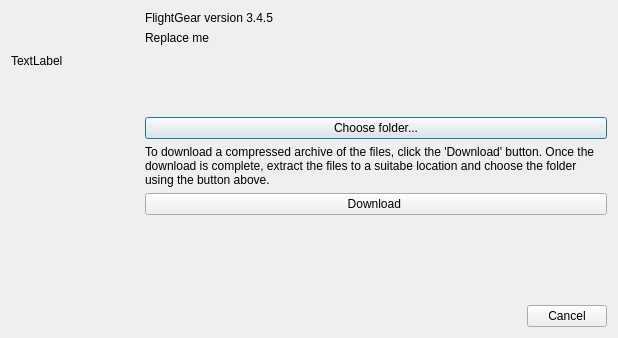
First picture: the form in src/GUI/SetupRootDialog.ui, repository FlightGear/flightgear, before the edit.
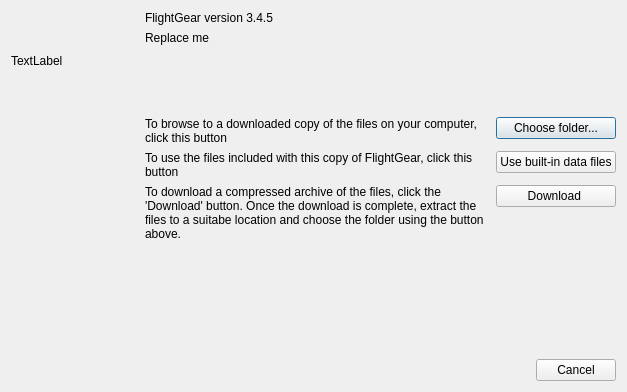
Second picture: the form after the edit.

Commit message:
Improved fg-root control from the Qt Launcher
- add a button to the main dialog, explaining how to adjust the
  fg-root path via the GUI
- tweak the GUI flow to support explicitly changing the path even
  when the default path is acceptable.

The edit to the form file:
```diff
--- a/src/GUI/SetupRootDialog.ui
+++ b/src/GUI/SetupRootDialog.ui
@@ -9,14 +9,27 @@
    <rect>
     <x>0</x>
     <y>0</y>
-    <width>618</width>
-    <height>338</height>
+    <width>627</width>
+    <height>392</height>
    </rect>
   </property>
   <property name="windowTitle">
    <string>Setup required data files</string>
   </property>
-  <layout class="QGridLayout" name="gridLayout" columnstretch="0,1">
+  <layout class="QGridLayout" name="gridLayout" columnstretch="0,1,0">
+   <item row="7" column="1">
+    <spacer name="verticalSpacer">
+     <property name="orientation">
+      <enum>Qt::Vertical</enum>
+     </property>
+     <property name="sizeHint" stdset="0">
+      <size>
+       <width>20</width>
+       <height>40</height>
+      </size>
+     </property>
+    </spacer>
+   </item>
    <item row="0" column="0" rowspan="2">
     <widget class="QLabel" name="bigIcon">
      <property name="minimumSize">
@@ -30,24 +43,38 @@
      </property>
     </widget>
    </item>
-   <item row="4" column="1">
+   <item row="8" column="1" colspan="2">
+    <widget class="QDialogButtonBox" name="buttonBox">
+     <property name="orientation">
+      <enum>Qt::Horizontal</enum>
+     </property>
+     <property name="standardButtons">
+      <set>QDialogButtonBox::Cancel</set>
+     </property>
+    </widget>
+   </item>
+   <item row="0" column="1" colspan="2">
+    <widget class="QLabel" name="versionLabel">
+     <property name="text">
+      <string>FlightGear version 3.4.5</string>
+     </property>
+    </widget>
+   </item>
+   <item row="3" column="2" alignment="Qt::AlignTop">
+    <widget class="QPushButton" name="useDefaultsButton">
+     <property name="text">
+      <string>Use built-in data files</string>
+     </property>
+    </widget>
+   </item>
+   <item row="6" column="2" alignment="Qt::AlignTop">
     <widget class="QPushButton" name="downloadButton">
      <property name="text">
       <string>Download </string>
      </property>
     </widget>
    </item>
-   <item row="3" column="1">
-    <widget class="QLabel" name="label_2">
-     <property name="text">
-      <string>To download a compressed archive of the files, click the 'Download' button. Once the download is complete, extract the files to a suitabe location and choose the folder using the button above.</string>
-     </property>
-     <property name="wordWrap">
-      <bool>true</bool>
-     </property>
-    </widget>
-   </item>
-   <item row="1" column="1">
+   <item row="1" column="1" colspan="2">
     <widget class="QLabel" name="promptText">
      <property name="minimumSize">
       <size>
@@ -66,7 +93,7 @@
      </property>
     </widget>
    </item>
-   <item row="2" column="1">
+   <item row="2" column="2" alignment="Qt::AlignTop">
     <widget class="QPushButton" name="browseButton">
      <property name="text">
       <string>Choose folder...</string>
@@ -76,35 +103,35 @@
      </property>
     </widget>
    </item>
-   <item row="0" column="1">
-    <widget class="QLabel" name="versionLabel">
+   <item row="3" column="1">
+    <widget class="QLabel" name="useDefaultLabel">
      <property name="text">
-      <string>FlightGear version 3.4.5</string>
+      <string>To use the files included with this copy of FlightGear, click this button</string>
      </property>
+     <property name="wordWrap">
+      <bool>true</bool>
+     </property>
     </widget>
    </item>
-   <item row="6" column="0" colspan="2">
-    <widget class="QDialogButtonBox" name="buttonBox">
-     <property name="orientation">
-      <enum>Qt::Horizontal</enum>
+   <item row="6" column="1">
+    <widget class="QLabel" name="label_2">
+     <property name="text">
+      <string>To download a compressed archive of the files, click the 'Download' button. Once the download is complete, extract the files to a suitabe location and choose the folder using the button above.</string>
      </property>
-     <property name="standardButtons">
-      <set>QDialogButtonBox::Cancel</set>
+     <property name="wordWrap">
+      <bool>true</bool>
      </property>
     </widget>
    </item>
-   <item row="5" column="1">
-    <spacer name="verticalSpacer">
-     <property name="orientation">
-      <enum>Qt::Vertical</enum>
+   <item row="2" column="1">
+    <widget class="QLabel" name="label_3">
+     <property name="text">
+      <string>To browse to a downloaded copy of the files on your computer, click this button</string>
      </property>
-     <property name="sizeHint" stdset="0">
-      <size>
-       <width>20</width>
-       <height>40</height>
-      </size>
+     <property name="wordWrap">
+      <bool>true</bool>
      </property>
-    </spacer>
+    </widget>
    </item>
   </layout>
  </widget>
```
The commit also changes 7 other files.
